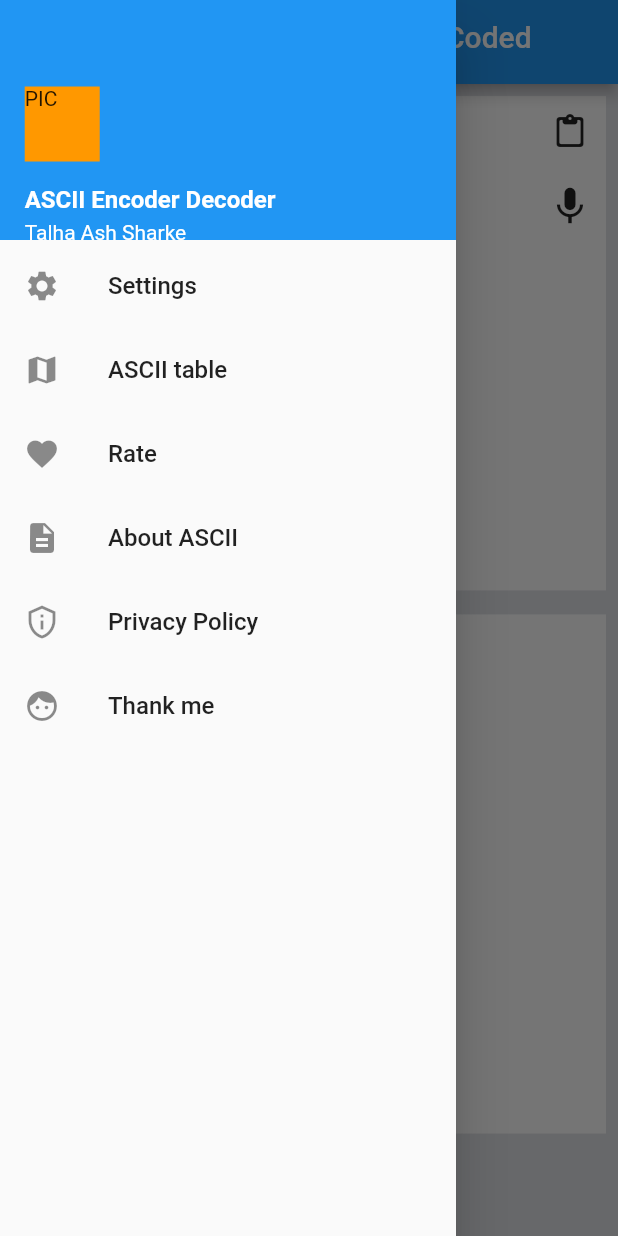
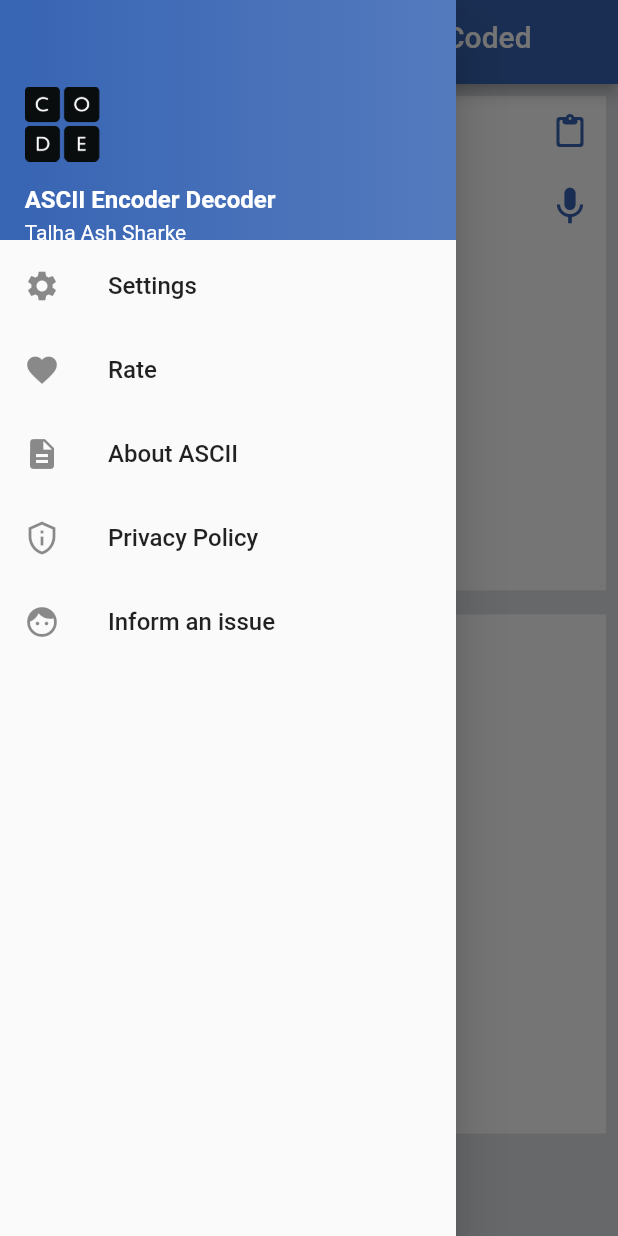
Before and after one commit to anasmj/Translator, a Flutter app: the screen it shows after launch, with the side drawer open, on a phone screen of 412 x 824 dp. Run offline on Flutter 3.47's test engine with Material 2 defaults, Android fonts, the light colour scheme and no system bars; our stand-ins replace fluttertoast, share; missing offline and left inert: clipboard.

Commit message:
fix: slider bug, text exchange, ui add: slider in text field

```diff
--- a/lib/main.dart
+++ b/lib/main.dart
@@ -13,27 +13,34 @@
       providers: [
         ChangeNotifierProvider(create: (_)=> CodeProvider())
       ],
-    child: const Coder(),
+    child:  const Coder(),
   ));
 }
 
 class Coder extends StatelessWidget{
   const Coder({Key? key}) : super(key: key);
-
+  final Color appColor = const Color(0xff3764b3);
   @override
   Widget build( BuildContext context){
     return MaterialApp(
       theme: ThemeData(
         scaffoldBackgroundColor: const Color(0xffe1e3e8),
-        //scaffoldBackgroundColor: Colors.white12,
+        primaryColor: appColor,
+        appBarTheme: const AppBarTheme().copyWith(
+          color: appColor,
+        ),
+        iconTheme: IconThemeData(
+            color: appColor,
+        ),
       ),
+
       debugShowCheckedModeBanner: false,
       //home: MainPage(),
       initialRoute: '/main_page',
       routes: {
         '/main_page': (context) => const MainPage(),
         '/settings': (context) => const Settings(),
-        '/ascii_table': (context) => const AsciiTable(),
+        //'/ascii_table': (context) => const AsciiTable(),
         '/rate': (context) => const Rate(),
         '/privacy_policy': (context) => const PrivacyPolicy(),
         '/about_ascii': (context) => const AboutAscii(),
--- a/lib/pages/ascii_table.dart
+++ b/lib/pages/ascii_table.dart
@@ -4,7 +4,8 @@
   @override
   Widget build (BuildContext context){
     return Scaffold(
-      appBar: AppBar(title: const Text('Ascii Map')),
+      appBar: AppBar(title: const Text('Ascii Table')),
+      body: Container(child: Image(image: AssetImage('assets/ascii.png'),)),
     );
   }
 }
--- a/lib/pages/main_page.dart
+++ b/lib/pages/main_page.dart
@@ -17,6 +17,9 @@
   TextEditingController startTextController = TextEditingController();
   TextEditingController targetTextController = TextEditingController();
 
+  ScrollController _startScrollController = ScrollController();
+  ScrollController _targetScrollController = ScrollController();
+
   @override
   void initState() {
     WidgetsBinding.instance!.addPostFrameCallback((_) {
@@ -31,8 +34,6 @@
 
     return Scaffold(
       appBar: AppBar(
-        //automaticallyImplyLeading: false,
-        //leading: const Icon(Icons.menu),
         centerTitle: true,
         ///APP BAR
         title: Row(
@@ -42,21 +43,21 @@
             SizedBox(
                 width: 80,
                 height: 30,
-                child: Text(code.isEnglish ? 'English' : 'Coded')),
+                child: Text(code.toEncode ? 'English' : 'Coded')),
             IconButton(
               icon: const Icon(
                 Icons.swap_horiz,
                 size: 30,
                 color: Colors.white,
               ),
-              onPressed: () {
-                code.swapLanguage();
+              onPressed: () async {
+                swapLanguage();
               },
             ),
             SizedBox(
                 width: 80,
                 height: 30,
-                child: Text(code.isEnglish ? 'Coded' : 'English')),
+                child: Text(code.toEncode ? 'Coded' : 'English')),
           ],
         ),
       ),
@@ -104,7 +105,9 @@
   }
 
   Widget getUpperTextField(){
-    return TextFormField(
+    return Scrollbar(
+      controller: _startScrollController ,
+      child: TextFormField(
         controller: startTextController,
         onChanged: (value) {
           setState(() {});//brings icon
@@ -112,7 +115,7 @@
         style: const TextStyle(
           fontSize: 22,
         ),
-      maxLines: 16,
+        maxLines: 200,
         cursorColor: Colors.blue,
         cursorHeight: 30,
         decoration:  const InputDecoration(
@@ -122,6 +125,7 @@
           //filled: true,
           hintStyle: TextStyle(fontSize: 20, color: Colors.grey),
         ),
+      ),
     );
   }
   Widget getBottomTextField (){
@@ -129,27 +133,30 @@
     final code = Provider.of<CodeProvider>(context);
     targetTextController.text = code.targetText.isNotEmpty? code.targetText: '';
 
-    return TextFormField(
+    return Scrollbar(
+      controller: _targetScrollController,
+      child:  TextFormField(
         controller: targetTextController,
         enabled: false,
-      style: const TextStyle(
+        style:   const TextStyle(
           fontSize: 22,
         ),
-      maxLines: 16,
+        maxLines: 100, //TODO: fix the height
         cursorColor: Colors.blue,
         cursorHeight: 30,
         decoration:  const InputDecoration(
-        //suffixIcon: targetTextController.text.isEmpty ? Container(width: 0,): iconColumnForResult(),
           contentPadding: EdgeInsets.only(left: 10, right: 32),
           border: InputBorder.none,
           //filled: true,
           hintStyle: TextStyle(fontSize: 20, color: Colors.grey),
+        ),
       ),
     );
 
   }
 
   Widget iconColumnWithoutText(){
+    final code = Provider.of<CodeProvider>(context);
     return Column(
       children: [
         IconButton(
@@ -157,14 +164,16 @@
             final value = await FlutterClipboard.paste();
             startTextController.text = value;
             startTextController.selection = TextSelection.fromPosition(TextPosition(offset: startTextController.text.length));
-            setState(() {
-              ///resolve issue for not having the 'iconColumnWithText' icons at the right as soon as something pasted in text field
-            });
+
+            await code.convert(startTextController.text);
+            targetTextController.text = code.targetText;
+            FocusScope.of(context).unfocus(); //removes keyboard after pressing enter
           },
           icon: const Icon(Icons.paste_rounded),
         ),
         IconButton(
           onPressed: () {
+            toast('voice is not activated now');
           },
           icon: const Icon(
             Icons.keyboard_voice,
@@ -192,6 +201,7 @@
         ),
         IconButton(
             onPressed: () {
+              toast('voice is not activated now');
             },
             icon: const Icon(
               Icons.keyboard_voice,
@@ -217,7 +227,6 @@
         IconButton(
           onPressed: ()async {
             await code.convert(startTextController.text);
-            //code.targetText = startTextController.text;
             targetTextController.text = code.targetText;
             FocusScope.of(context).unfocus(); //removes keyboard after pressing enter
           },
@@ -235,7 +244,7 @@
           builder: (context) {
             return IconButton(
               onPressed: () async {
-                await FlutterClipboard.copy(startTextController.text);
+                await FlutterClipboard.copy(targetTextController.text);
                 toast('copied');
               },
               icon: const Icon(Icons.copy_outlined),
@@ -258,7 +267,20 @@
   void toast(String message)=> Fluttertoast.showToast(
     msg: message,
     gravity: ToastGravity.CENTER,
-    backgroundColor: Colors.white,
+    backgroundColor: Colors.grey,
     textColor: Colors.black,
   );
+  void swapLanguage () async{
+    //final code = Provider.of<CodeProvider>(context); this line doesn't work
+    final code = Provider.of<CodeProvider>(context,listen: false);
+    code.swap();
+    String start = startTextController.text;
+    String target = targetTextController.text;
+
+    await code.convert(target);
+    targetTextController.text = code.targetText;
+    startTextController.text = start;
+    //startTextController.clear();
+
   }
+}
--- a/lib/pages/settings.dart
+++ b/lib/pages/settings.dart
@@ -40,7 +40,7 @@
                 trailing: const Icon(Icons.arrow_forward_ios),
               ),
               CheckboxListTile(
-                title: getTitle('Convert full Stop'),
+                title: getTitle('Include full Stop'),
                 controlAffinity: ListTileControlAffinity.trailing,
                 value: _fullStopCheck,
                 onChanged: (bool? value) {
--- a/lib/providers/code_provider.dart
+++ b/lib/providers/code_provider.dart
@@ -5,19 +5,24 @@
 
   String _startText = ' ';
   String _targetText = ' ';
-  int _value = 1;
+  int _value = 5;
   final bool _includePoint = false;
   final bool _includeSpace=false;
   final bool _includeComma =false;
   final bool _includeSpecialCharacters = false;
   bool _toEncode = true;
   //bool _activeTextField = false;
-  bool get isEnglish => _toEncode;
+  bool get toEncode => _toEncode;
+
+  set toEncode(bool value) {
+    _toEncode = value;
+  }
+
   bool _isClear = false;
 
   //bool get activeTextField => _activeTextField;
   String get targetText => _targetText;
-  int get value => value;
+  int get value => _value;
 
   bool get isClear => _isClear;
   set targetText(String value) {
@@ -39,22 +44,20 @@
     _isClear = true;
     notifyListeners();
   }
-  // void activateTextField(){
-  //   _activeTextField = true;
-  //   notifyListeners();
-  // }
-  // void deactivateTextField(){
-  //   _activeTextField = false;
-  //   notifyListeners();
-  // }
-  void swapLanguage(){
+
+  void swap(){
     _toEncode = !_toEncode;
     notifyListeners();
   }
 
-  Future<void> convert (String text)async {
-    TextObject textObj = TextObject(startText: text, value: _value, toEncode: _toEncode, includePoint: _includePoint, includeSpace: _includeSpace, includeComma: _includeComma,includeSpcialCharacters: _includeSpecialCharacters );
-    targetText = textObj.convertText();
+  Future<void> convert (String text,)async {
+    try{
+      TextObject textObj = TextObject(startText: text, value: _value, toEncode: _toEncode, includePoint: _includePoint, includeSpace: _includeSpace, includeComma: _includeComma,includeSpcialCharacters: _includeSpecialCharacters );
+      targetText = textObj.convertText();
+
+    }catch(e){
+      targetText = 'Sorry, could not convert the text';
+    }
     notifyListeners();
   }
 }
--- a/lib/widgets/drawer.dart
+++ b/lib/widgets/drawer.dart
@@ -14,7 +14,12 @@
           Stack(
             children: [
               Container(
-                color: Theme.of(context).primaryColor,
+                decoration: const BoxDecoration(
+                 gradient: LinearGradient(
+                   colors: [ Color(0xff3764b3) , Color(0xfd93764b3)],
+                 ),
+                ),
+                //color: Theme.of(context).primaryColor,
                 width: double.infinity,
                 height: 160,
               ),
@@ -25,18 +30,18 @@
             onTap: (){
               Navigator.pushNamed(context, "/settings");
             },
-            leading: const Icon(Icons.settings),
+            leading: const Icon(Icons.settings,),
             title: const Text(
               'Settings',style: TextStyle(fontSize: 16),
             ),
           ),
-           ListTile(
-            onTap: (){
-              Navigator.pushNamed(context, "/ascii_map");
-            },
-            leading: const Icon(Icons.map),
-            title: const Text('ASCII table',style: TextStyle(fontSize: 16),),
-          ),
+          //  ListTile(
+          //   onTap: (){
+          //     Navigator.pushNamed(context, "/ascii_table");
+          //   },
+          //   leading: const Icon(Icons.map),
+          //   title: const Text('ASCII table',style: TextStyle(fontSize: 16),),
+          // ),
            ListTile(
             onTap: (){
               Navigator.pushNamed(context, "/rate");
@@ -63,7 +68,7 @@
               callDeveloper();
             },
             leading: const Icon(Icons.face_rounded),
-            title: const Text('Thank me',style: TextStyle(fontSize: 16),),
+            title: const Text('Inform an issue',style: TextStyle(fontSize: 16),),
           ),
         ],
       ),
--- a/lib/widgets/picture_container.dart
+++ b/lib/widgets/picture_container.dart
@@ -9,14 +9,16 @@
       EdgeInsets.only(top: screenHeight * 0.07, left: screenHeight * 0.02),
       child: Column(
         crossAxisAlignment: CrossAxisAlignment.start,
-        children: [
-          Container(
-            color: Colors.orange,
+        children: const [
+          SizedBox(
             width: 50,
             height: 50,
-            child: Text('PIC'),
+            child: Image(image: AssetImage('assets/code.png'),
+              fit: BoxFit.fill,
+            ),
+
           ),
-          const Padding(
+          Padding(
             padding: EdgeInsets.only(top: 16, bottom: 4),
             child: Text(
               'ASCII Encoder Decoder',
@@ -27,7 +29,7 @@
               ),
             ),
           ),
-          const Text(
+          Text(
             'Talha Ash Sharke',
             style: TextStyle(color: Colors.white),
           ),
```
Also changed, not shown: lib/pages/about_ascii.dart (+7 -1 lines), lib/pages/privacy_policy.dart (+9 -2 lines), lib/pages/rate.dart (+9 -2 lines), assets/ascii.png (added), assets/code.png (added). Lines whose indentation alone changed are shown as unchanged.
